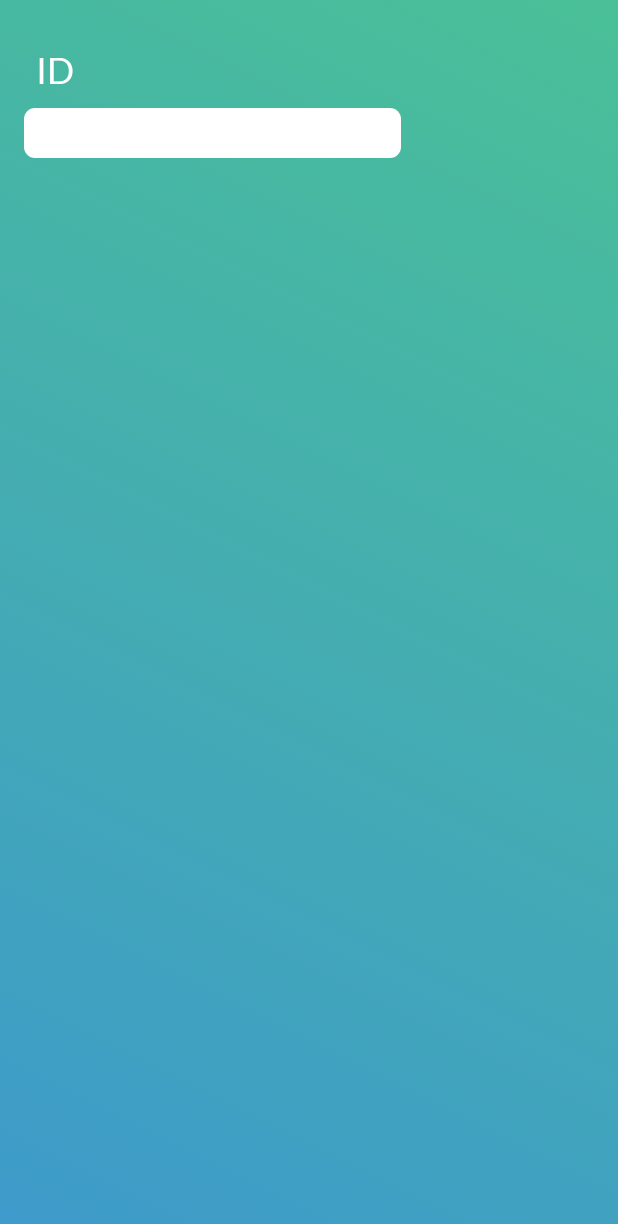
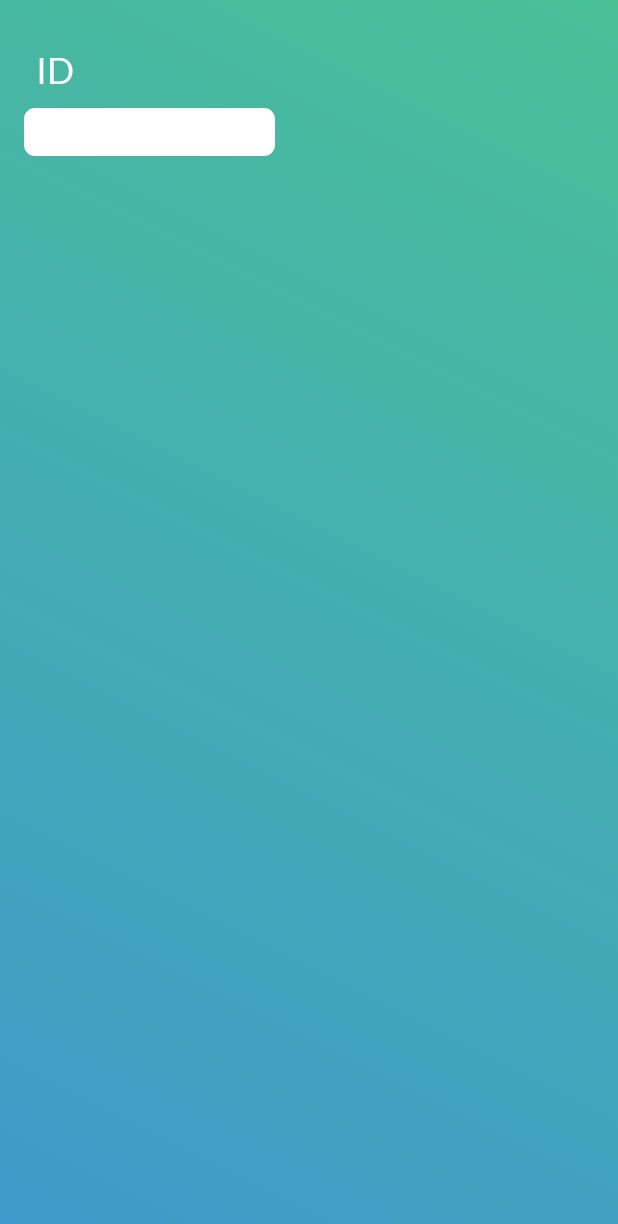
Before and after one commit to nickarad/android-nfc-feature, an Android app: the DisplayMessageActivity screen opened directly, with no data from a screen before it, on a phone screen of 412 x 824 dp. Shown: the top 1224 px of the screen. Run offline under Robolectric (Android 15) with nearby library versions, the phone set to English and light mode, and no system bars.

Commit message:
Resize textview

```diff
--- a/app/src/main/res/layout/activity_display_message.xml
+++ b/app/src/main/res/layout/activity_display_message.xml
@@ -9,8 +9,8 @@
 
     <TextView
         android:id="@+id/textView"
-        android:layout_width="251dp"
-        android:layout_height="33dp"
+        android:layout_width="167dp"
+        android:layout_height="32dp"
 
         android:layout_marginStart="16dp"
         android:layout_marginTop="72dp"
```
